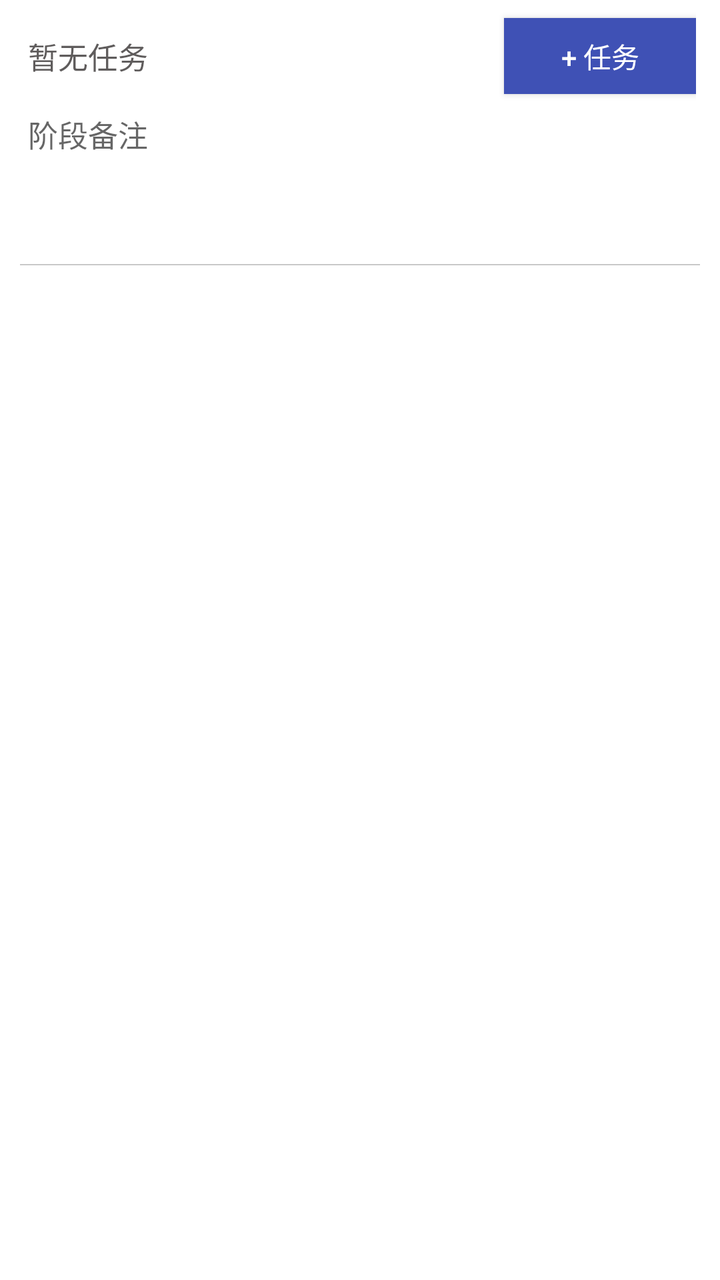
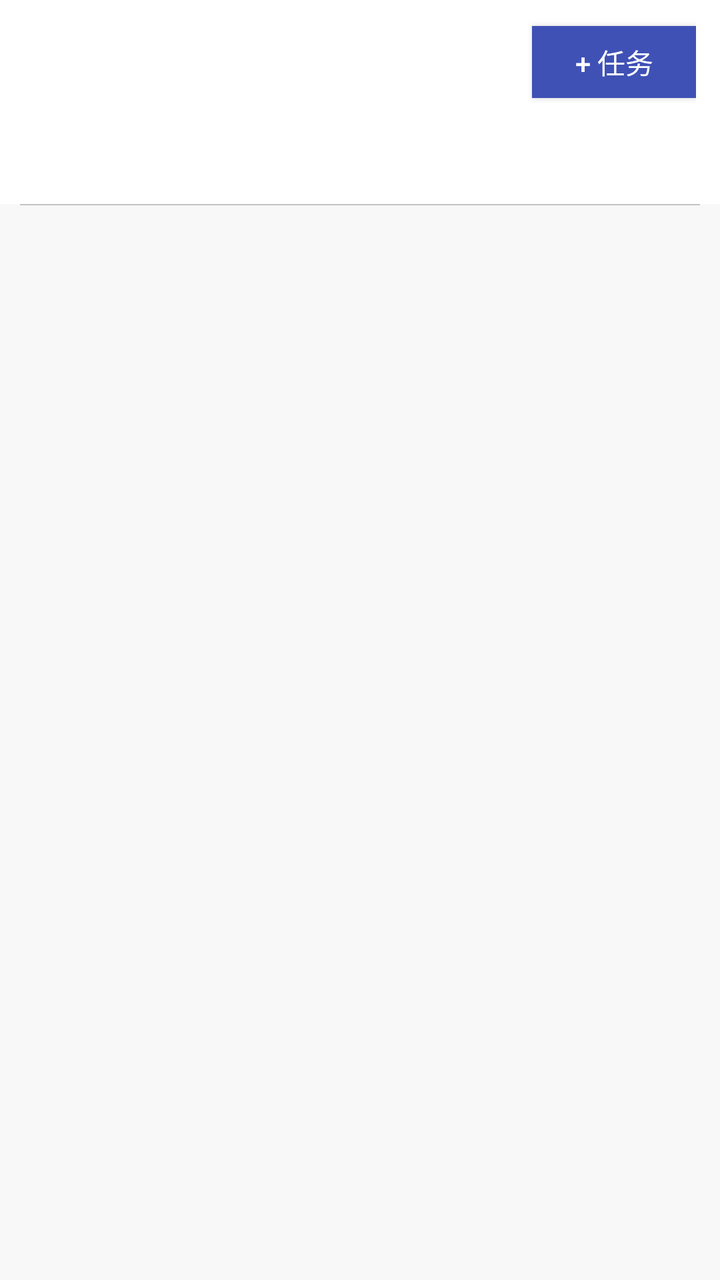

Screens rendered from an Android XML layout before and after an edit, with the pre-edit source and the edit as a unified diff.
<!-- AndroidManifest.xml: application theme AppTheme -->
<!-- res/layout/fragment_to_do.xml -->
<LinearLayout xmlns:android="http://schemas.android.com/apk/res/android"
    xmlns:tools="http://schemas.android.com/tools"
    android:layout_width="match_parent"
    android:layout_height="match_parent"
    android:background="@color/white"
    android:orientation="vertical"
    tools:context="com.example.yanghang.clipboard.Fragment.FragmentToDo">

    <LinearLayout
        android:layout_width="match_parent"
        android:layout_height="56dp"
        android:gravity="center_vertical"
        android:orientation="horizontal"
        android:paddingLeft="14dp"
        android:paddingRight="12dp">

        <TextView
            android:id="@+id/fragment_todo_summary_tv"
            android:layout_width="0dp"
            android:layout_height="match_parent"
            android:layout_weight="1"
            android:gravity="center_vertical"
            android:text="暂无任务"
            android:textColor="@color/message_text"
            android:textSize="15sp" />

        <Button
            android:id="@+id/fragment_todo_add_task_btn"
            android:layout_width="96dp"
            android:layout_height="38dp"
            android:background="@color/colorPrimary"
            android:text="+ 任务"
            android:textColor="@color/white"
            android:textSize="14sp" />
    </LinearLayout>

    <EditText
        android:id="@+id/fragment_todo_board_note_edit"
        android:layout_width="match_parent"
        android:layout_height="76dp"
        android:layout_marginLeft="14dp"
        android:layout_marginRight="14dp"
        android:background="@android:color/transparent"
        android:gravity="top"
        android:hint="阶段备注"
        android:minLines="2"
        android:textColor="@color/message_text"
        android:textSize="15sp" />

    <View
        android:layout_width="match_parent"
        android:layout_height="0.5dp"
        android:layout_marginLeft="10dp"
        android:layout_marginRight="10dp"
        android:background="@color/cardview_shadow_start_color" />

    <ScrollView
        android:layout_width="match_parent"
        android:layout_height="0dp"
        android:fillViewport="true"
        android:layout_weight="1">

        <LinearLayout
            android:id="@+id/fragment_todo_task_container"
            android:layout_width="match_parent"
            android:layout_height="wrap_content"
            android:orientation="vertical"
            android:paddingBottom="16dp"
            android:paddingLeft="10dp"
            android:paddingRight="10dp"
            android:paddingTop="8dp" />
    </ScrollView>
</LinearLayout>
<!-- resources referenced by this layout -->
<resources>
  <color name="colorPrimary">#3F51B5</color>
  <color name="message_text">#d5403c3c</color>
  <color name="white">#FFFFFF</color>
  <style name="AppTheme" parent="Theme.AppCompat.Light.DarkActionBar">
          
          <item name="colorPrimary">@color/colorPrimary</item>
          <item name="colorPrimaryDark">@color/colorPrimaryDark</item>
          <item name="colorAccent">@color/colorAccent</item>
      </style>
  <color name="colorPrimaryDark">#3F51B5</color>
  <color name="colorAccent">#09b763</color>
</resources>

<!-- the commit's change to res/layout/fragment_to_do.xml (unified diff, before → after) -->
@@ -2,50 +2,54 @@
     xmlns:tools="http://schemas.android.com/tools"
     android:layout_width="match_parent"
     android:layout_height="match_parent"
-    android:background="@color/white"
+    android:background="@color/gray_bg"
     android:orientation="vertical"
     tools:context="com.example.yanghang.clipboard.Fragment.FragmentToDo">
 
     <LinearLayout
         android:layout_width="match_parent"
-        android:layout_height="56dp"
+        android:layout_height="62dp"
+        android:background="@color/white"
         android:gravity="center_vertical"
         android:orientation="horizontal"
         android:paddingLeft="14dp"
         android:paddingRight="12dp">
 
-        <TextView
-            android:id="@+id/fragment_todo_summary_tv"
+        <LinearLayout
+            android:id="@+id/fragment_todo_summary_panel"
             android:layout_width="0dp"
             android:layout_height="match_parent"
             android:layout_weight="1"
             android:gravity="center_vertical"
-            android:text="暂无任务"
-            android:textColor="@color/message_text"
-            android:textSize="15sp" />
+            android:orientation="vertical"
+            android:paddingRight="10dp" />
 
         <Button
             android:id="@+id/fragment_todo_add_task_btn"
-            android:layout_width="96dp"
-            android:layout_height="38dp"
+            android:layout_width="82dp"
+            android:layout_height="36dp"
             android:background="@color/colorPrimary"
             android:text="+ 任务"
             android:textColor="@color/white"
             android:textSize="14sp" />
     </LinearLayout>
 
-    <EditText
-        android:id="@+id/fragment_todo_board_note_edit"
+    <HorizontalScrollView
         android:layout_width="match_parent"
-        android:layout_height="76dp"
-        android:layout_marginLeft="14dp"
-        android:layout_marginRight="14dp"
-        android:background="@android:color/transparent"
-        android:gravity="top"
-        android:hint="阶段备注"
-        android:minLines="2"
-        android:textColor="@color/message_text"
-        android:textSize="15sp" />
+        android:layout_height="40dp"
+        android:background="@color/white"
+        android:fillViewport="false"
+        android:scrollbars="none">
+
+        <LinearLayout
+            android:id="@+id/fragment_todo_filter_bar"
+            android:layout_width="wrap_content"
+            android:layout_height="match_parent"
+            android:gravity="center_vertical"
+            android:orientation="horizontal"
+            android:paddingLeft="10dp"
+            android:paddingRight="10dp" />
+    </HorizontalScrollView>
 
     <View
         android:layout_width="match_parent"
<!-- resource entries referenced after the edit -->
@@ -1,7 +1,7 @@
 <!-- resources referenced by this layout -->
 <resources>
   <color name="colorPrimary">#3F51B5</color>
-  <color name="message_text">#d5403c3c</color>
+  <color name="gray_bg">#f8f8f8</color>
   <color name="white">#FFFFFF</color>
   <style name="AppTheme" parent="Theme.AppCompat.Light.DarkActionBar">
           
